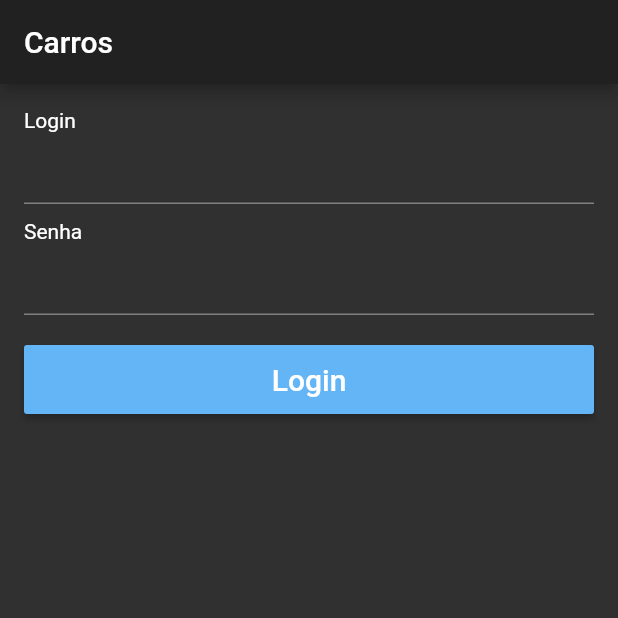
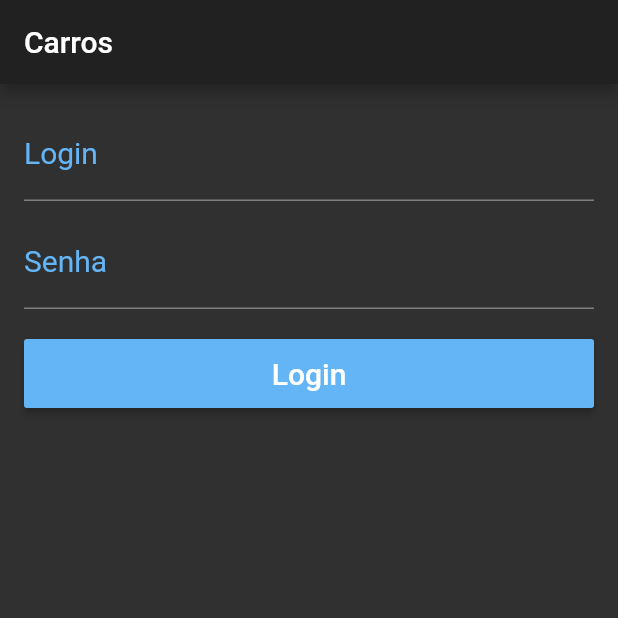
Before and after one commit to santoslucas11/ProjetoCarrosFlutter, a Flutter app: the screen it shows after launch, on a phone screen of 412 x 824 dp, the top half of it. Run offline on Flutter 3.47's test engine with Material 2 defaults, Android fonts, the phone set to English and light mode, and no system bars.

Commit message:
Ajustes de estilo no formulário de login

```diff
--- a/projeto_carros/lib/pages/login_pages.dart
+++ b/projeto_carros/lib/pages/login_pages.dart
@@ -15,11 +15,31 @@ class LoginPage extends StatelessWidget {
       padding: EdgeInsets.all(16),
       child: ListView(
         children: <Widget>[
-          Text("Login"),
-          TextFormField(),
+          TextFormField(
+            style: TextStyle(
+              fontSize: 16,
+              color: Colors.blue[300]
+            ),
+            decoration: InputDecoration(
+                labelText: "Login",
+                hintText: "Digite seu login",
+                labelStyle: TextStyle(
+                  fontSize: 20,
+                  color: Colors.blue[300]
+                ),
+              ),
+          ),
           SizedBox(height: 10),
-          Text("Senha"),
-          TextFormField(obscureText: true),
+          TextFormField(
+              decoration: InputDecoration(
+                  labelText: "Senha",
+                  hintText: "Digite sua senha",
+                  labelStyle: TextStyle(
+                  fontSize: 20,
+                  color: Colors.blue[300]
+                ),
+                  ),
+              obscureText: true),
           SizedBox(height: 20),
           Container(
             height: 46,
@@ -27,7 +47,7 @@ class LoginPage extends StatelessWidget {
               color: Colors.blue[300],
               child: Text(
                 "Login",
-                  style: TextStyle(color: Colors.white, fontSize: 20),
+                style: TextStyle(color: Colors.white, fontSize: 20),
               ),
               onPressed: () {
                 print("login");
```
